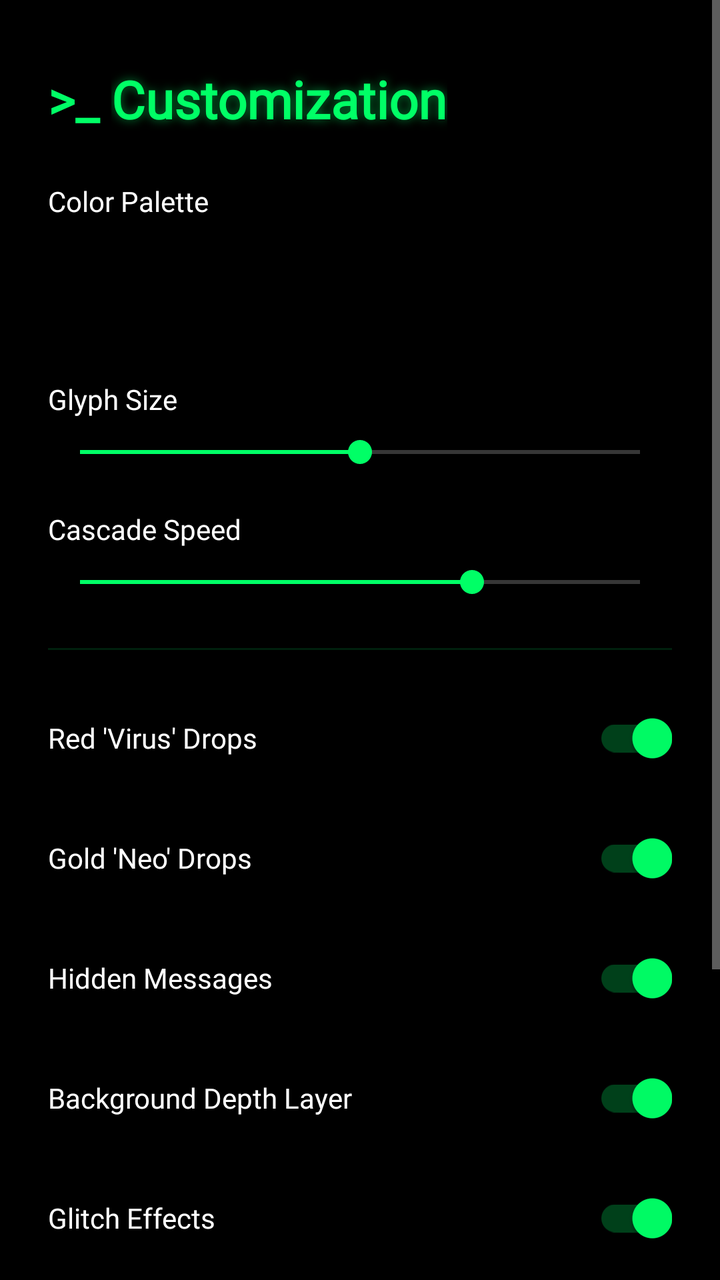
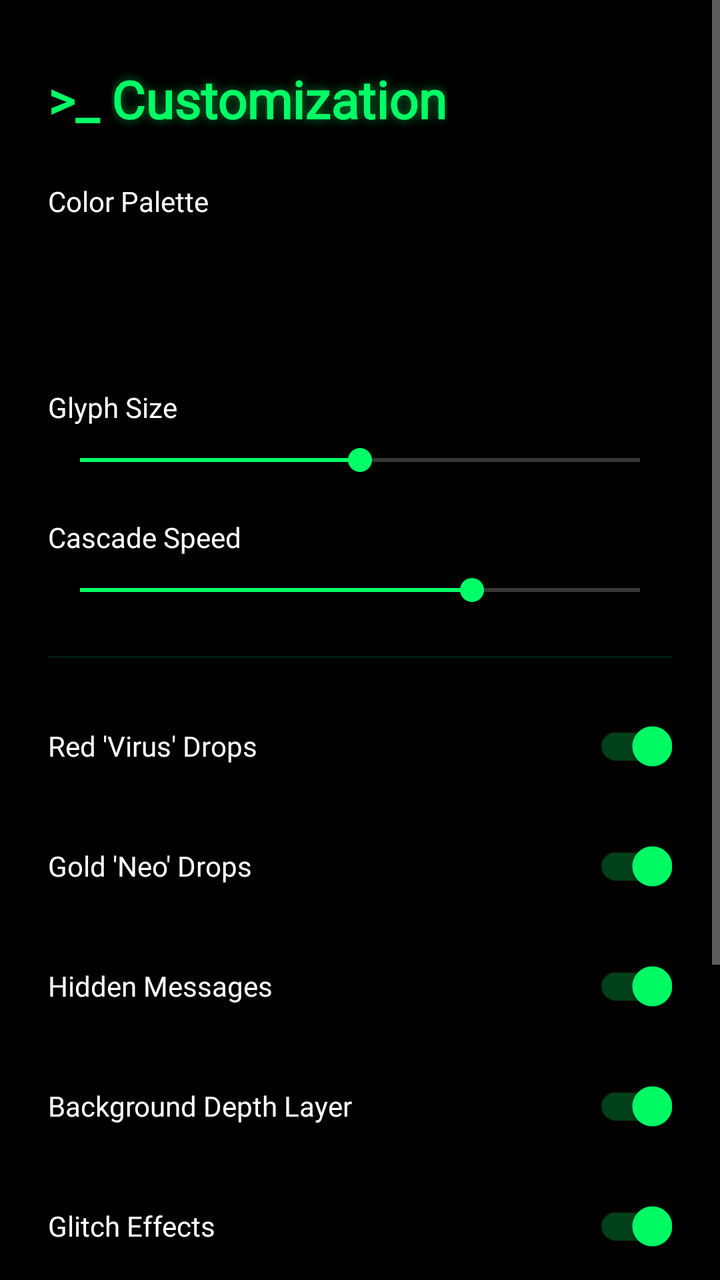

Compare the two renders of this Android layout. The source of the first and the diff that turns it into the second are given below.
<!-- AndroidManifest.xml: application theme Theme.MatrixRain -->
<!-- res/layout/activity_settings.xml -->
<?xml version="1.0" encoding="utf-8"?>
<ScrollView xmlns:android="http://schemas.android.com/apk/res/android"
    xmlns:app="http://schemas.android.com/apk/res-auto"
    android:id="@+id/root_settings"
    android:layout_width="match_parent"
    android:layout_height="match_parent"
    android:background="#000000"
    android:fillViewport="true"
    android:filterTouchesWhenObscured="true">

    <LinearLayout
        android:id="@+id/settings_content_container"
        android:layout_width="match_parent"
        android:layout_height="wrap_content"
        android:orientation="vertical"
        android:paddingLeft="24dp"
        android:paddingRight="24dp"
        android:paddingTop="16dp"
        android:paddingBottom="32dp">

        
        <LinearLayout
            android:layout_width="match_parent"
            android:layout_height="wrap_content"
            android:orientation="horizontal"
            android:gravity="center_vertical"
            android:layout_marginTop="16dp"
            android:layout_marginBottom="24dp">

            <TextView
                android:id="@+id/settings_prompt"
                android:layout_width="wrap_content"
                android:layout_height="wrap_content"
                android:text="&gt;_ "
                android:textColor="#00FF66"
                android:textSize="26sp"
                android:textStyle="bold"
                android:fontFamily="@font/share_tech_mono" />

            <TextView
                android:id="@+id/settings_title"
                android:layout_width="wrap_content"
                android:layout_height="wrap_content"
                android:text="Customization"
                android:textColor="#00FF66"
                android:textSize="26sp"
                android:textStyle="bold"
                android:fontFamily="@font/share_tech_mono"
                android:shadowColor="#8000FF66"
                android:shadowDx="0"
                android:shadowDy="0"
                android:shadowRadius="12" />
        </LinearLayout>

        
        <TextView
            android:id="@+id/label_palette"
            android:layout_width="match_parent"
            android:layout_height="wrap_content"
            android:text="Color Palette"
            android:textColor="#FFFFFF"
            android:textSize="14sp"
            android:fontFamily="@font/share_tech_mono"
            android:layout_marginBottom="12dp" />

        <LinearLayout
            android:id="@+id/palette_row"
            android:layout_width="match_parent"
            android:layout_height="wrap_content"
            android:orientation="horizontal"
            android:gravity="center_vertical"
            android:layout_marginBottom="24dp">

            
            <FrameLayout
                android:id="@+id/btn_theme_classic"
                android:layout_width="0dp"
                android:layout_height="44dp"
                android:layout_weight="1"
                android:clickable="true"
                android:focusable="true"
                android:contentDescription="Classic Green Theme">

                <View
                    android:id="@+id/ring_theme_classic"
                    android:layout_width="38dp"
                    android:layout_height="38dp"
                    android:layout_gravity="center"
                    android:visibility="invisible" />

                <View
                    android:id="@+id/dot_theme_classic"
                    android:layout_width="28dp"
                    android:layout_height="28dp"
                    android:layout_gravity="center" />
            </FrameLayout>

            
            <FrameLayout
                android:id="@+id/btn_theme_cyan"
                android:layout_width="0dp"
                android:layout_height="44dp"
                android:layout_weight="1"
                android:clickable="true"
                android:focusable="true"
                android:contentDescription="Cyan Theme">

                <View
                    android:id="@+id/ring_theme_cyan"
                    android:layout_width="38dp"
                    android:layout_height="38dp"
                    android:layout_gravity="center"
                    android:visibility="invisible" />

                <View
                    android:id="@+id/dot_theme_cyan"
                    android:layout_width="28dp"
                    android:layout_height="28dp"
                    android:layout_gravity="center" />
            </FrameLayout>

            
            <FrameLayout
                android:id="@+id/btn_theme_crimson"
                android:layout_width="0dp"
                android:layout_height="44dp"
                android:layout_weight="1"
                android:clickable="true"
                android:focusable="true"
                android:contentDescription="Crimson Theme">

                <View
                    android:id="@+id/ring_theme_crimson"
                    android:layout_width="38dp"
                    android:layout_height="38dp"
                    android:layout_gravity="center"
                    android:visibility="invisible" />

                <View
                    android:id="@+id/dot_theme_crimson"
                    android:layout_width="28dp"
                    android:layout_height="28dp"
                    android:layout_gravity="center" />
            </FrameLayout>

            
            <FrameLayout
                android:id="@+id/btn_theme_amber"
                android:layout_width="0dp"
                android:layout_height="44dp"
                android:layout_weight="1"
                android:clickable="true"
                android:focusable="true"
                android:contentDescription="Amber Theme">

                <View
                    android:id="@+id/ring_theme_amber"
                    android:layout_width="38dp"
                    android:layout_height="38dp"
                    android:layout_gravity="center"
                    android:visibility="invisible" />

                <View
                    android:id="@+id/dot_theme_amber"
                    android:layout_width="28dp"
                    android:layout_height="28dp"
                    android:layout_gravity="center" />
            </FrameLayout>

            
            <FrameLayout
                android:id="@+id/btn_theme_violet"
                android:layout_width="0dp"
                android:layout_height="44dp"
                android:layout_weight="1"
                android:clickable="true"
                android:focusable="true"
                android:contentDescription="Violet Theme">

                <View
                    android:id="@+id/ring_theme_violet"
                    android:layout_width="38dp"
                    android:layout_height="38dp"
                    android:layout_gravity="center"
                    android:visibility="invisible" />

                <View
                    android:id="@+id/dot_theme_violet"
                    android:layout_width="28dp"
                    android:layout_height="28dp"
                    android:layout_gravity="center" />
            </FrameLayout>

            
            <FrameLayout
                android:id="@+id/btn_theme_monochrome"
                android:layout_width="0dp"
                android:layout_height="44dp"
                android:layout_weight="1"
                android:clickable="true"
                android:focusable="true"
                android:contentDescription="Monochrome Theme">

                <View
                    android:id="@+id/ring_theme_monochrome"
                    android:layout_width="38dp"
                    android:layout_height="38dp"
                    android:layout_gravity="center"
                    android:visibility="invisible" />

                <View
                    android:id="@+id/dot_theme_monochrome"
                    android:layout_width="28dp"
                    android:layout_height="28dp"
                    android:layout_gravity="center" />
            </FrameLayout>

        </LinearLayout>

        
        <TextView
            android:layout_width="match_parent"
            android:layout_height="wrap_content"
            android:text="Glyph Size"
            android:textColor="#FFFFFF"
            android:textSize="14sp"
            android:fontFamily="@font/share_tech_mono" />

        <SeekBar
            android:id="@+id/seekbar_density"
            android:layout_width="match_parent"
            android:layout_height="wrap_content"
            android:max="100"
            android:progress="50"
            android:progressTint="#00FF66"
            android:thumbTint="#00FF66"
            android:layout_marginTop="8dp"
            android:layout_marginBottom="20dp" />

        
        <TextView
            android:layout_width="match_parent"
            android:layout_height="wrap_content"
            android:text="Cascade Speed"
            android:textColor="#FFFFFF"
            android:textSize="14sp"
            android:fontFamily="@font/share_tech_mono" />

        <SeekBar
            android:id="@+id/seekbar_speed"
            android:layout_width="match_parent"
            android:layout_height="wrap_content"
            android:max="100"
            android:progress="70"
            android:progressTint="#00FF66"
            android:thumbTint="#00FF66"
            android:layout_marginTop="8dp"
            android:layout_marginBottom="24dp" />

        
        <View
            android:layout_width="match_parent"
            android:layout_height="1dp"
            android:background="#2000FF66"
            android:layout_marginBottom="20dp" />

        
        <androidx.appcompat.widget.SwitchCompat
            android:id="@+id/switch_virus"
            android:layout_width="match_parent"
            android:layout_height="wrap_content"
            android:text="Red 'Virus' Drops"
            android:textColor="#FFFFFF"
            android:fontFamily="@font/share_tech_mono"
            android:checked="true"
            app:thumbTint="#00FF66"
            app:trackTint="#4000FF66"
            android:paddingTop="6dp"
            android:paddingBottom="6dp"
            android:layout_marginBottom="12dp" />

        <androidx.appcompat.widget.SwitchCompat
            android:id="@+id/switch_gold"
            android:layout_width="match_parent"
            android:layout_height="wrap_content"
            android:text="Gold 'Neo' Drops"
            android:textColor="#FFFFFF"
            android:fontFamily="@font/share_tech_mono"
            android:checked="true"
            app:thumbTint="#00FF66"
            app:trackTint="#4000FF66"
            android:paddingTop="6dp"
            android:paddingBottom="6dp"
            android:layout_marginBottom="12dp" />

        <androidx.appcompat.widget.SwitchCompat
            android:id="@+id/switch_messages"
            android:layout_width="match_parent"
            android:layout_height="wrap_content"
            android:text="Hidden Messages"
            android:textColor="#FFFFFF"
            android:fontFamily="@font/share_tech_mono"
            android:checked="true"
            app:thumbTint="#00FF66"
            app:trackTint="#4000FF66"
            android:paddingTop="6dp"
            android:paddingBottom="6dp"
            android:layout_marginBottom="12dp" />

        <androidx.appcompat.widget.SwitchCompat
            android:id="@+id/switch_depth"
            android:layout_width="match_parent"
            android:layout_height="wrap_content"
            android:text="Background Depth Layer"
            android:textColor="#FFFFFF"
            android:fontFamily="@font/share_tech_mono"
            android:checked="true"
            app:thumbTint="#00FF66"
            app:trackTint="#4000FF66"
            android:paddingTop="6dp"
            android:paddingBottom="6dp"
            android:layout_marginBottom="12dp" />

        <androidx.appcompat.widget.SwitchCompat
            android:id="@+id/switch_glitch"
            android:layout_width="match_parent"
            android:layout_height="wrap_content"
            android:text="Glitch Effects"
            android:textColor="#FFFFFF"
            android:fontFamily="@font/share_tech_mono"
            android:checked="true"
            app:thumbTint="#00FF66"
            app:trackTint="#4000FF66"
            android:paddingTop="6dp"
            android:paddingBottom="6dp"
            android:layout_marginBottom="12dp" />

        <androidx.appcompat.widget.SwitchCompat
            android:id="@+id/switch_touch"
            android:layout_width="match_parent"
            android:layout_height="wrap_content"
            android:text="Touch Interaction"
            android:textColor="#FFFFFF"
            android:fontFamily="@font/share_tech_mono"
            android:checked="true"
            app:thumbTint="#00FF66"
            app:trackTint="#4000FF66"
            android:paddingTop="6dp"
            android:paddingBottom="6dp"
            android:layout_marginBottom="16dp" />

        
        <androidx.appcompat.widget.AppCompatButton
            android:id="@+id/btn_apply"
            android:layout_width="match_parent"
            android:layout_height="56dp"
            android:text="Apply Settings"
            android:textAllCaps="false"
            android:textColor="#000000"
            android:textSize="16sp"
            android:textStyle="bold"
            android:fontFamily="@font/share_tech_mono"
            android:background="@drawable/bg_apply_button"
            android:stateListAnimator="@null"
            android:layout_marginTop="24dp"
            android:layout_marginBottom="24dp" />

    </LinearLayout>
</ScrollView>
<!-- resources referenced by this layout -->
<resources>
  <!-- drawable bg_apply_button (drawable) -->
  <?xml version="1.0" encoding="utf-8"?>
  <ripple xmlns:android="http://schemas.android.com/apk/res/android"
      android:color="#33000000">
      <item>
          <shape android:shape="rectangle">
              <solid android:color="#00FF66" />
              <corners android:radius="28dp" />
          </shape>
      </item>
  </ripple>
  <style name="Theme.MatrixRain" parent="Theme.MaterialComponents.NoActionBar">
          <item name="android:windowBackground">#000000</item>
          <item name="android:statusBarColor">#000000</item>
          <item name="android:navigationBarColor">#000000</item>
          <item name="android:windowLightStatusBar">false</item>
          <item name="android:windowLightNavigationBar">false</item>
          <item name="android:enforceStatusBarContrast" tools:targetApi="q">false</item>
          <item name="android:enforceNavigationBarContrast" tools:targetApi="q">false</item>
          <item name="colorPrimary">#000000</item>
          <item name="colorPrimaryDark">#000000</item>
          <item name="colorAccent">#00FF66</item>
      </style>
</resources>

<!-- the commit's change to res/layout/activity_settings.xml (unified diff, before → after) -->
@@ -75,7 +75,7 @@
             <FrameLayout
                 android:id="@+id/btn_theme_classic"
                 android:layout_width="0dp"
-                android:layout_height="44dp"
+                android:layout_height="48dp"
                 android:layout_weight="1"
                 android:clickable="true"
                 android:focusable="true"
@@ -99,7 +99,7 @@
             <FrameLayout
                 android:id="@+id/btn_theme_cyan"
                 android:layout_width="0dp"
-                android:layout_height="44dp"
+                android:layout_height="48dp"
                 android:layout_weight="1"
                 android:clickable="true"
                 android:focusable="true"
@@ -123,7 +123,7 @@
             <FrameLayout
                 android:id="@+id/btn_theme_crimson"
                 android:layout_width="0dp"
-                android:layout_height="44dp"
+                android:layout_height="48dp"
                 android:layout_weight="1"
                 android:clickable="true"
                 android:focusable="true"
@@ -147,7 +147,7 @@
             <FrameLayout
                 android:id="@+id/btn_theme_amber"
                 android:layout_width="0dp"
-                android:layout_height="44dp"
+                android:layout_height="48dp"
                 android:layout_weight="1"
                 android:clickable="true"
                 android:focusable="true"
@@ -171,7 +171,7 @@
             <FrameLayout
                 android:id="@+id/btn_theme_violet"
                 android:layout_width="0dp"
-                android:layout_height="44dp"
+                android:layout_height="48dp"
                 android:layout_weight="1"
                 android:clickable="true"
                 android:focusable="true"
@@ -195,7 +195,7 @@
             <FrameLayout
                 android:id="@+id/btn_theme_monochrome"
                 android:layout_width="0dp"
-                android:layout_height="44dp"
+                android:layout_height="48dp"
                 android:layout_weight="1"
                 android:clickable="true"
                 android:focusable="true"
